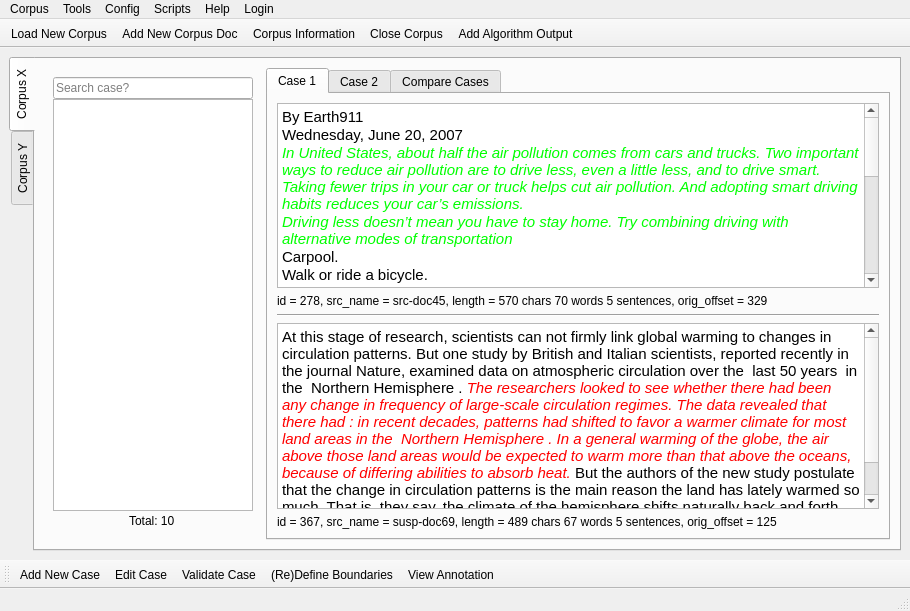
The window that ui/forms/ToNgueLP_MW.ui (sorice/QtNLP-Linguist) describes before a commit, drawn with Qt 5.
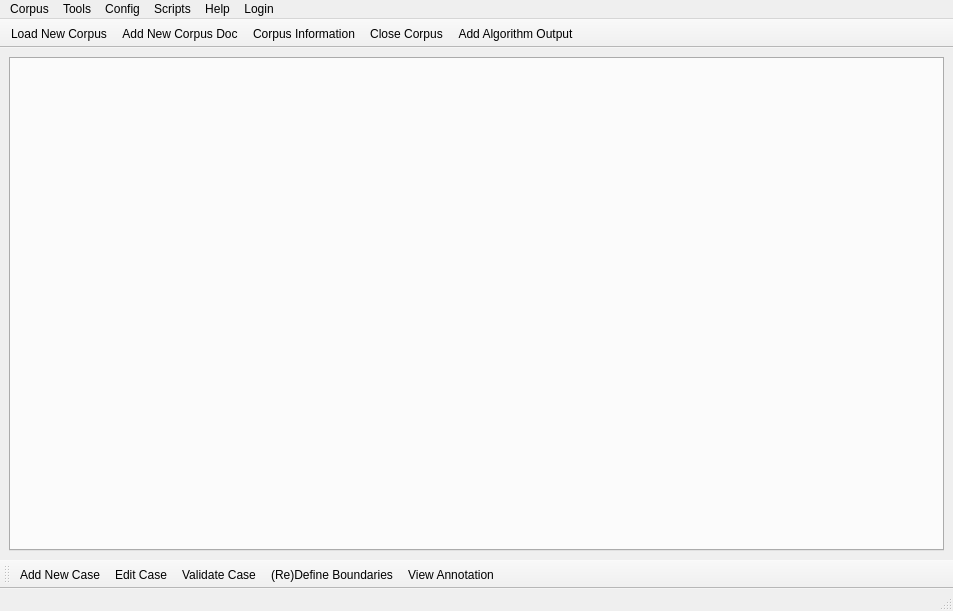
The same window after the commit. Icons and pictures are not drawn.

```diff
--- a/ui/forms/ToNgueLP_MW.ui
+++ b/ui/forms/ToNgueLP_MW.ui
@@ -6,7 +6,7 @@
    <rect>
     <x>0</x>
     <y>0</y>
-    <width>910</width>
+    <width>953</width>
     <height>611</height>
    </rect>
   </property>
@@ -26,210 +26,6 @@
       <property name="currentIndex">
        <number>0</number>
       </property>
-      <widget class="QWidget" name="tab">
-       <attribute name="title">
-        <string>Corpus X</string>
-       </attribute>
-       <layout class="QGridLayout" name="gridLayout_3">
-        <item row="0" column="0">
-         <widget class="QFrame" name="frame">
-          <property name="minimumSize">
-           <size>
-            <width>216</width>
-            <height>0</height>
-           </size>
-          </property>
-          <property name="maximumSize">
-           <size>
-            <width>216</width>
-            <height>16777215</height>
-           </size>
-          </property>
-          <layout class="QGridLayout" name="gridLayout_2">
-           <item row="0" column="0">
-            <layout class="QVBoxLayout" name="verticalLayout">
-             <property name="spacing">
-              <number>0</number>
-             </property>
-             <item>
-              <widget class="QLineEdit" name="searchCase">
-               <property name="minimumSize">
-                <size>
-                 <width>200</width>
-                 <height>0</height>
-                </size>
-               </property>
-               <property name="maximumSize">
-                <size>
-                 <width>200</width>
-                 <height>16777215</height>
-                </size>
-               </property>
-               <property name="placeholderText">
-                <string>Search case?</string>
-               </property>
-              </widget>
-             </item>
-             <item>
-              <widget class="QListView" name="casesList">
-               <property name="minimumSize">
-                <size>
-                 <width>200</width>
-                 <height>0</height>
-                </size>
-               </property>
-               <property name="maximumSize">
-                <size>
-                 <width>200</width>
-                 <height>16777215</height>
-                </size>
-               </property>
-               <property name="editTriggers">
-                <set>QAbstractItemView::NoEditTriggers</set>
-               </property>
-              </widget>
-             </item>
-             <item>
-              <layout class="QHBoxLayout" name="horizontalLayout">
-               <item>
-                <spacer name="horizontalSpacer_2">
-                 <property name="orientation">
-                  <enum>Qt::Horizontal</enum>
-                 </property>
-                 <property name="sizeHint" stdset="0">
-                  <size>
-                   <width>40</width>
-                   <height>20</height>
-                  </size>
-                 </property>
-                </spacer>
-               </item>
-               <item>
-                <widget class="QLabel" name="casesCount">
-                 <property name="text">
-                  <string>Total: 10</string>
-                 </property>
-                </widget>
-               </item>
-               <item>
-                <spacer name="horizontalSpacer">
-                 <property name="orientation">
-                  <enum>Qt::Horizontal</enum>
-                 </property>
-                 <property name="sizeHint" stdset="0">
-                  <size>
-                   <width>40</width>
-                   <height>20</height>
-                  </size>
-                 </property>
-                </spacer>
-               </item>
-              </layout>
-             </item>
-            </layout>
-           </item>
-          </layout>
-         </widget>
-        </item>
-        <item row="0" column="1">
-         <widget class="QTabWidget" name="casesWorkingArea">
-          <property name="currentIndex">
-           <number>0</number>
-          </property>
-          <widget class="QWidget" name="tab_3">
-           <attribute name="title">
-            <string>Case 1</string>
-           </attribute>
-           <layout class="QGridLayout" name="gridLayout_4">
-            <item row="0" column="0">
-             <layout class="QVBoxLayout" name="verticalLayout_2">
-              <item>
-               <widget class="QTextEdit" name="sourceDoc">
-                <property name="html">
-                 <string>&lt;!DOCTYPE HTML PUBLIC &quot;-//W3C//DTD HTML 4.0//EN&quot; &quot;http://www.w3.org/TR/REC-html40/strict.dtd&quot;&gt;
-&lt;html&gt;&lt;head&gt;&lt;meta name=&quot;qrichtext&quot; content=&quot;1&quot; /&gt;&lt;style type=&quot;text/css&quot;&gt;
-p, li { white-space: pre-wrap; }
-&lt;/style&gt;&lt;/head&gt;&lt;body style=&quot; font-family:'Ubuntu'; font-size:11pt; font-weight:400; font-style:normal;&quot;&gt;
-&lt;p style=&quot; margin-top:0px; margin-bottom:0px; margin-left:0px; margin-right:0px; -qt-block-indent:0; text-indent:0px;&quot;&gt;By Earth911&lt;/p&gt;
-&lt;p style=&quot; margin-top:0px; margin-bottom:0px; margin-left:0px; margin-right:0px; -qt-block-indent:0; text-indent:0px;&quot;&gt;Wednesday, June 20, 2007&lt;/p&gt;
-&lt;p style=&quot; margin-top:0px; margin-bottom:0px; margin-left:0px; margin-right:0px; -qt-block-indent:0; text-indent:0px;&quot;&gt;&lt;span style=&quot; font-style:italic; color:#00ff00;&quot;&gt;In United States, about half the air pollution comes from cars and trucks. Two important ways to reduce air pollution are to drive less, even a little less, and to drive smart. Taking fewer trips in your car or truck helps cut air pollution. And adopting smart driving habits reduces your car’s emissions.&lt;/span&gt;&lt;/p&gt;
-&lt;p style=&quot; margin-top:0px; margin-bottom:0px; margin-left:0px; margin-right:0px; -qt-block-indent:0; text-indent:0px;&quot;&gt;&lt;span style=&quot; font-style:italic; color:#00ff00;&quot;&gt;Driving less doesn’t mean you have to stay home. Try combining driving with alternative modes of transportation&lt;/span&gt;&lt;/p&gt;
-&lt;p style=&quot; margin-top:0px; margin-bottom:0px; margin-left:0px; margin-right:0px; -qt-block-indent:0; text-indent:0px;&quot;&gt;Carpool.&lt;/p&gt;
-&lt;p style=&quot; margin-top:0px; margin-bottom:0px; margin-left:0px; margin-right:0px; -qt-block-indent:0; text-indent:0px;&quot;&gt;Walk or ride a bicycle.&lt;/p&gt;
-&lt;p style=&quot; margin-top:0px; margin-bottom:0px; margin-left:0px; margin-right:0px; -qt-block-indent:0; text-indent:0px;&quot;&gt;Shop by phone or mail.&lt;/p&gt;
-&lt;p style=&quot; margin-top:0px; margin-bottom:0px; margin-left:0px; margin-right:0px; -qt-block-indent:0; text-indent:0px;&quot;&gt;Ride public transit.&lt;/p&gt;
-&lt;p style=&quot; margin-top:0px; margin-bottom:0px; margin-left:0px; margin-right:0px; -qt-block-indent:0; text-indent:0px;&quot;&gt;Driving smart keeps pollution at a minimum&lt;/p&gt;
-&lt;p style=&quot; margin-top:0px; margin-bottom:0px; margin-left:0px; margin-right:0px; -qt-block-indent:0; text-indent:0px;&quot;&gt;Accelerate gradually.&lt;/p&gt;
-&lt;p style=&quot; margin-top:0px; margin-bottom:0px; margin-left:0px; margin-right:0px; -qt-block-indent:0; text-indent:0px;&quot;&gt;Use cruise control on the highway.&lt;/p&gt;
-&lt;p style=&quot; margin-top:0px; margin-bottom:0px; margin-left:0px; margin-right:0px; -qt-block-indent:0; text-indent:0px;&quot;&gt;Obey the speed limit.&lt;/p&gt;
-&lt;p style=&quot; margin-top:0px; margin-bottom:0px; margin-left:0px; margin-right:0px; -qt-block-indent:0; text-indent:0px;&quot;&gt;Combine your errands into one trip.&lt;/p&gt;
-&lt;p style=&quot; margin-top:0px; margin-bottom:0px; margin-left:0px; margin-right:0px; -qt-block-indent:0; text-indent:0px;&quot;&gt;Keep your car tuned and support the smog check program.&lt;/p&gt;
-&lt;p style=&quot; margin-top:0px; margin-bottom:0px; margin-left:0px; margin-right:0px; -qt-block-indent:0; text-indent:0px;&quot;&gt;Don’t top off at the gas pumps.&lt;/p&gt;
-&lt;p style=&quot; margin-top:0px; margin-bottom:0px; margin-left:0px; margin-right:0px; -qt-block-indent:0; text-indent:0px;&quot;&gt;Replace your car’s air filter.&lt;/p&gt;
-&lt;p style=&quot; margin-top:0px; margin-bottom:0px; margin-left:0px; margin-right:0px; -qt-block-indent:0; text-indent:0px;&quot;&gt;Keep your tires properly inflated.&lt;/p&gt;
-&lt;p style=&quot; margin-top:0px; margin-bottom:0px; margin-left:0px; margin-right:0px; -qt-block-indent:0; text-indent:0px;&quot;&gt;What about smoking vehicles?&lt;/p&gt;
-&lt;p style=&quot; margin-top:0px; margin-bottom:0px; margin-left:0px; margin-right:0px; -qt-block-indent:0; text-indent:0px;&quot;&gt;Contact the EPA’s Office of Air Quality Planning &amp;amp; Standards,&lt;/p&gt;
-&lt;p style=&quot; margin-top:0px; margin-bottom:0px; margin-left:0px; margin-right:0px; -qt-block-indent:0; text-indent:0px;&quot;&gt;When&lt;span style=&quot; color:#000000;&quot;&gt; shopping for your next car&lt;/span&gt;&lt;/p&gt;
-&lt;p style=&quot; margin-top:0px; margin-bottom:0px; margin-left:0px; margin-right:0px; -qt-block-indent:0; text-indent:0px;&quot;&gt;&lt;span style=&quot; color:#000000;&quot;&gt;Look for the most efficient, lowest polluting model–or even use either a non-polluting car or zero emission vehicle. Check out these Web sites for information that will help you identify clean and fuel efficient vehicles in any part of the country:&lt;/span&gt;&lt;/p&gt;&lt;/body&gt;&lt;/html&gt;</string>
-                </property>
-               </widget>
-              </item>
-              <item>
-               <widget class="QLabel" name="sourceInfo">
-                <property name="text">
-                 <string>id = 278, src_name = src-doc45, length = 570 chars 70 words 5 sentences, orig_offset = 329</string>
-                </property>
-               </widget>
-              </item>
-              <item>
-               <widget class="Line" name="line">
-                <property name="orientation">
-                 <enum>Qt::Horizontal</enum>
-                </property>
-               </widget>
-              </item>
-              <item>
-               <widget class="QTextEdit" name="suspDoc">
-                <property name="html">
-                 <string>&lt;!DOCTYPE HTML PUBLIC &quot;-//W3C//DTD HTML 4.0//EN&quot; &quot;http://www.w3.org/TR/REC-html40/strict.dtd&quot;&gt;
-&lt;html&gt;&lt;head&gt;&lt;meta name=&quot;qrichtext&quot; content=&quot;1&quot; /&gt;&lt;style type=&quot;text/css&quot;&gt;
-p, li { white-space: pre-wrap; }
-&lt;/style&gt;&lt;/head&gt;&lt;body style=&quot; font-family:'Ubuntu'; font-size:11pt; font-weight:400; font-style:normal;&quot;&gt;
-&lt;p style=&quot; margin-top:0px; margin-bottom:0px; margin-left:0px; margin-right:0px; -qt-block-indent:0; text-indent:0px;&quot;&gt;At this stage of research, scientists can not firmly link global warming to changes in circulation patterns. But one study by British and Italian scientists, reported recently in the journal Nature, examined data on atmospheric circulation over the  last 50 years  in the  Northern Hemisphere . &lt;span style=&quot; font-style:italic; color:#ff0000;&quot;&gt;The researchers looked to see whether there had been any change in frequency of large-scale circulation regimes. The data revealed that there had : in recent decades, patterns had shifted to favor a warmer climate for most land areas in the  Northern Hemisphere . In a general warming of the globe, the air above those land areas would be expected to warm more than that above the oceans, because of differing abilities to absorb heat.&lt;/span&gt; But the authors of the new study postulate that the change in circulation patterns is the main reason the land has lately warmed so much. That is, they say, the climate of the hemisphere shifts naturally back and forth between two dominant regimes. Both the  North Atlantic  and  North Pacific  oscillations are believed to be affected by this shift.&lt;/p&gt;&lt;/body&gt;&lt;/html&gt;</string>
-                </property>
-               </widget>
-              </item>
-              <item>
-               <widget class="QLabel" name="suspInfo">
-                <property name="text">
-                 <string>&lt;html&gt;&lt;head/&gt;&lt;body&gt;&lt;p&gt;id = 367, src_name = susp-doc69, length = 489 chars 67 words 5 sentences, orig_offset = 125&lt;/p&gt;&lt;/body&gt;&lt;/html&gt;</string>
-                </property>
-               </widget>
-              </item>
-             </layout>
-            </item>
-           </layout>
-           <zorder></zorder>
-          </widget>
-          <widget class="QWidget" name="tab_4">
-           <attribute name="title">
-            <string>Case 2</string>
-           </attribute>
-          </widget>
-          <widget class="QWidget" name="tab_5">
-           <attribute name="title">
-            <string>Compare Cases</string>
-           </attribute>
-          </widget>
-         </widget>
-        </item>
-       </layout>
-      </widget>
-      <widget class="QWidget" name="tab_2">
-       <attribute name="title">
-        <string>Corpus Y</string>
-       </attribute>
-      </widget>
      </widget>
     </item>
    </layout>
@@ -239,8 +35,8 @@
     <rect>
      <x>0</x>
      <y>0</y>
-     <width>910</width>
-     <height>23</height>
+     <width>953</width>
+     <height>27</height>
     </rect>
    </property>
    <widget class="QMenu" name="menuCorpus">
@@ -307,12 +103,6 @@
    <property name="movable">
     <bool>false</bool>
    </property>
-   <property name="iconSize">
-    <size>
-     <width>48</width>
-     <height>48</height>
-    </size>
-   </property>
    <property name="floatable">
     <bool>false</bool>
    </property>
@@ -332,12 +122,6 @@
    <property name="windowTitle">
     <string>toolBar_2</string>
    </property>
-   <property name="iconSize">
-    <size>
-     <width>48</width>
-     <height>48</height>
-    </size>
-   </property>
    <attribute name="toolBarArea">
     <enum>BottomToolBarArea</enum>
    </attribute>
```
Left out of the diff: 2 changed lines with no effect on the pictures.
